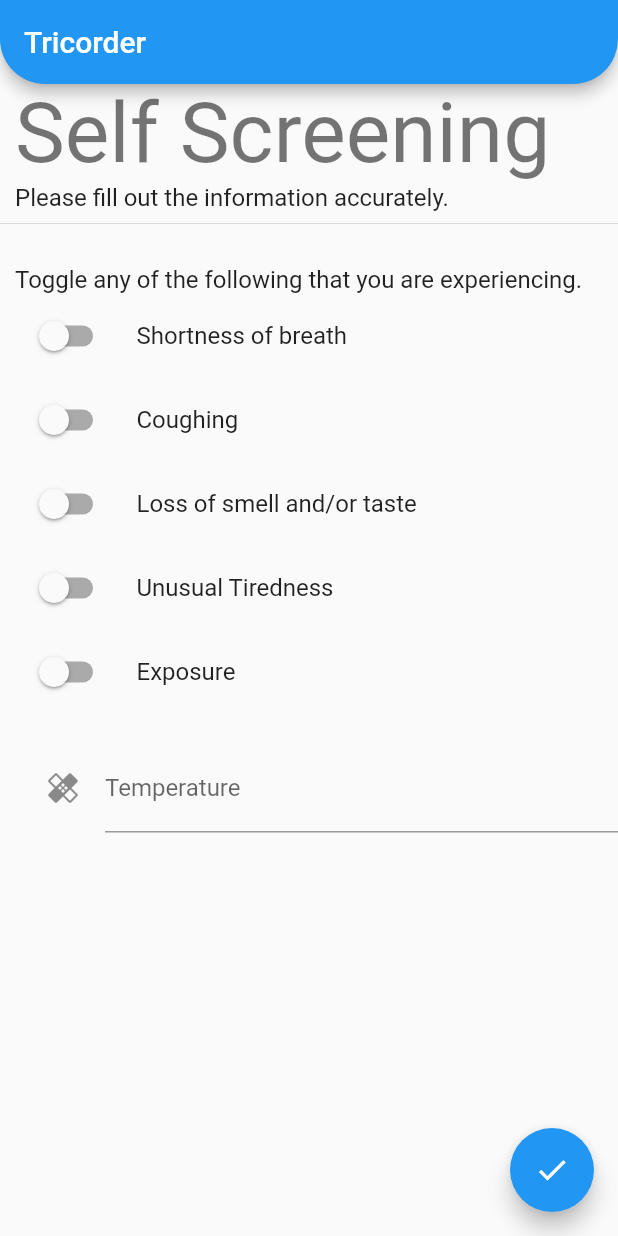
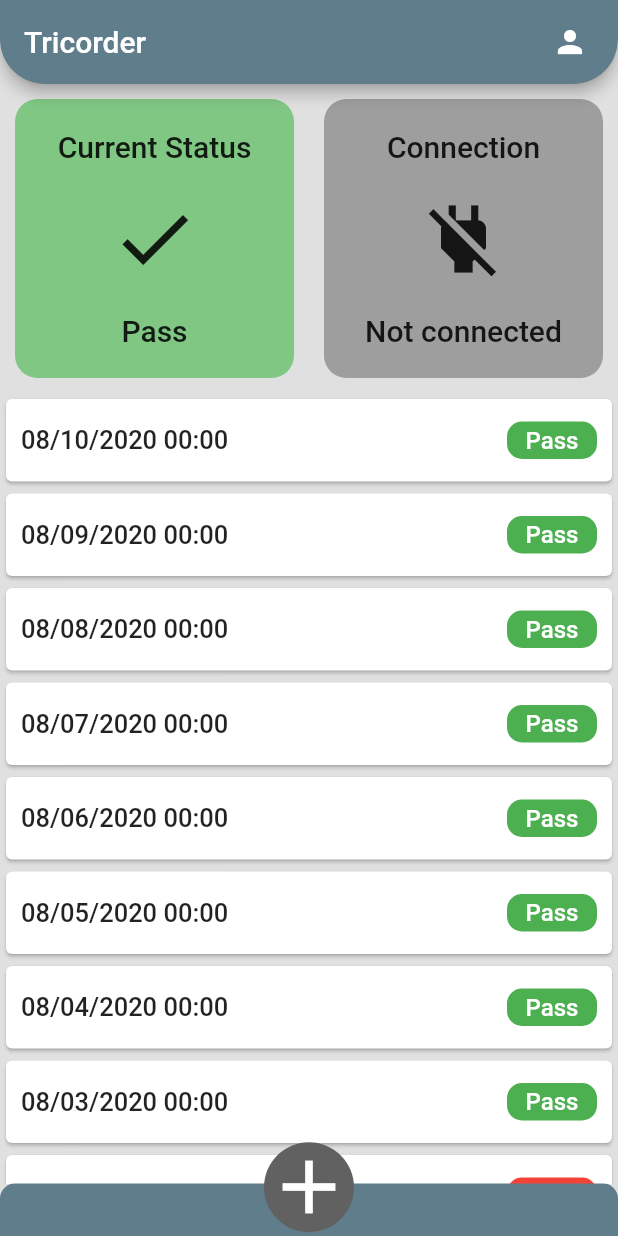
Before and after one commit to tannercrook/wycorder, a Flutter app: the screen it shows after launch, on a phone screen of 412 x 824 dp. Run offline on Flutter 3.47's test engine with Material 2 defaults, Android fonts, the phone set to English and light mode, and no system bars.

Commit message:
Major update.

```diff
--- /dev/null
+++ b/flutter_tricorder/lib/flutter_tricorder.dart
@@ -0,0 +1,2 @@
+export 'src/Reading.dart';
+export 'src/FlutterTricorder.dart';
--- /dev/null
+++ b/flutter_tricorder/lib/src/FlutterTricorder.dart
@@ -0,0 +1,24 @@
+import 'Reading.dart';
+
+class FlutterTricorder {
+
+  FlutterTricorder();
+
+  static List<Reading> getTestData() {
+    List<Reading> testingList = [];
+    for (var i=10; i>=3; i--) {
+      testingList.add(
+        Reading(readingID: i, userGUID: 'DJSLK-KSJDL-WOKNF-LKSND', timeTaken: DateTime(2020, 8, i), status: 'Pass')
+      );
+    }
+    testingList.add(
+      Reading(readingID: 1, userGUID: 'DJSLK-KSJDL-WOKNF-LKSND', timeTaken: DateTime(2020, 8, 1), status: 'Fail')
+    );
+    testingList.add(
+      Reading(readingID: 2, userGUID: 'DJSLK-KSJDL-WOKNF-LKSND', timeTaken: DateTime(2020, 8, 2), status: 'Warn')
+    );
+    return testingList;
+
+  }
+
+}
--- /dev/null
+++ b/flutter_tricorder/lib/src/Reading.dart
@@ -0,0 +1,19 @@
+// Reading.dart
+// Class for Reading
+
+
+class Reading {
+  int readingID;
+  String userGUID;
+  DateTime timeTaken;
+  String status;
+
+  Reading({
+    this.readingID,
+    this.userGUID,
+    this.timeTaken,
+    this.status
+  });
+
+
+}
--- /dev/null
+++ b/lib/DashboardView.dart
@@ -0,0 +1,163 @@
+import 'package:flutter/material.dart';
+import 'package:tricorder/reading.dart';
+import 'package:tricorder/widgets/ReadingTile.dart';
+import 'package:flutter_tricorder/flutter_tricorder.dart';
+
+
+class DashboardView extends StatefulWidget {
+  DashboardView({Key key, this.status, this.connection, this.readings}) : super(key: key);
+
+  final String status;
+  final String connection;
+  final List<Reading> readings;
+
+  @override
+  _DashboardViewState createState() => _DashboardViewState();
+}
+
+class _DashboardViewState extends State<DashboardView> {
+
+  Color statusColor = Colors.teal;
+  IconData statusIcon = Icons.check;
+  IconData connectionIcon = Icons.power;
+  String connectionStatus = 'Connected';
+
+  @override
+  Widget build(BuildContext context) {
+    _preInit();
+    return Stack(
+      children: [Column(
+        children: [
+          GridView.count(
+            crossAxisCount: 2,
+            shrinkWrap: true,
+            children: [
+              Padding(
+                padding: EdgeInsets.all(10),
+                child: Container(
+                  width: 250,
+                  height: 250,
+                  padding: EdgeInsets.all(20),
+                  decoration: BoxDecoration(
+                    color: this.statusColor,
+                    borderRadius: BorderRadius.circular(15)
+                  ),
+                  child: Column(
+                    crossAxisAlignment: CrossAxisAlignment.center,
+                    mainAxisSize: MainAxisSize.max,
+                    mainAxisAlignment: MainAxisAlignment.spaceBetween,
+                    children: [
+                      Text("Current Status", style: Theme.of(context).textTheme.headline6),
+                      Icon(this.statusIcon, size: 60),
+                      Text(this.widget.status, style: Theme.of(context).textTheme.headline6),
+                    ]
+                  ),
+                ),
+              ),
+              Padding(
+                padding: EdgeInsets.all(10),
+                child: Container(
+                  width: 250,
+                  height: 250,
+                  padding: EdgeInsets.all(20),
+                  decoration: BoxDecoration(
+                    color: Colors.grey,
+                    borderRadius: BorderRadius.circular(15)
+                  ),
+                  child: Column(
+                    crossAxisAlignment: CrossAxisAlignment.center,
+                    mainAxisSize: MainAxisSize.max,
+                    mainAxisAlignment: MainAxisAlignment.spaceBetween,
+                    children: [
+                      Text("Connection", style: Theme.of(context).textTheme.headline6),
+                      Icon(this.connectionIcon, size: 60),
+                      Text(this.connectionStatus, style: Theme.of(context).textTheme.headline6),
+                    ]
+                  ),
+                ),
+              ),
+            ],
+          ),
+          Expanded(
+            flex: 1,
+            child: ListView.builder(
+              shrinkWrap: true,
+              itemCount: this.widget.readings.length,
+              itemBuilder: (context, index) {
+                return ReadingTile(timeTaken: this.widget.readings[index].timeTaken, status: this.widget.readings[index].status,);
+              },
+            )
+          ),
+          Container(
+            height: 35,
+            decoration: BoxDecoration(
+              borderRadius: BorderRadius.only(topLeft: Radius.circular(10),topRight: Radius.circular(10), ),
+              color: Theme.of(context).colorScheme.primary,
+            ),
+            child: OverflowBox(
+              maxHeight: 150,
+              minHeight: 80,
+              child: Container(
+                alignment: Alignment.topCenter,
+                height: 90,
+                width: 100,
+                decoration: BoxDecoration(
+                  borderRadius: BorderRadius.circular(50)
+                ),
+                child: FlatButton(
+                  color: Colors.grey[700],
+                  shape: CircleBorder(),
+                  child: Icon(Icons.add, size: 60, color: Colors.white,),
+                  onPressed: () {
+                    Navigator.push(
+                      context,
+                      MaterialPageRoute(builder: (context) => ReadingPage(title: 'New Screening')),
+                    );
+                  },
+                ),
+              ),
+            ),
+          )
+        ],
+      ),
+
+      ]
+    );
+  }
+
+  void _preInit() {
+    switch (this.widget.status) {
+      case 'Pass': {
+        this.statusColor = Colors.green[300];
+        this.statusIcon = Icons.check;
+      }
+      break;
+      case 'Warn': {
+        this.statusColor = Colors.amber[300];
+        this.statusIcon = Icons.warning;
+      }
+      break;
+      case 'Fail': {
+        this.statusColor = Colors.red[300];
+        this.statusIcon = Icons.error;
+      }
+      break;
+      default: {
+        this.statusColor = Colors.grey;
+        this.statusIcon = Icons.error;
+      }
+    }
+
+    // Connection
+    if (this.widget.connection != null) {
+      this.connectionIcon = Icons.power;
+      this.connectionStatus = this.widget.connection;
+    } else {
+      this.connectionIcon = Icons.power_off;
+      this.connectionStatus = 'Not connected';
+    }
+
+  }
+
+
+}
--- a/lib/main.dart
+++ b/lib/main.dart
@@ -1,4 +1,6 @@
 import 'package:flutter/material.dart';
+import 'package:tricorder/DashboardView.dart';
+import 'package:flutter_tricorder/flutter_tricorder.dart';
 import 'package:tricorder/reading.dart';
 
 void main() => runApp(MyApp());
@@ -10,9 +12,11 @@ class MyApp extends StatelessWidget {
     return MaterialApp(
       title: 'Tricorder',
       theme: ThemeData(
-        primarySwatch: Colors.blue,
+        primarySwatch: Colors.blueGrey,
+        canvasColor: Colors.grey[300]
       ),
-      home: ReadingPage(title: 'Tricorder'),
+      home: MyHomePage(title: 'Tricorder'),
+      debugShowCheckedModeBanner: false,
     );
   }
 }
@@ -36,13 +40,19 @@ class _MyHomePageState extends State<MyHomePage> {
     return Scaffold(
       appBar: AppBar(
         title: Text(widget.title),
+        actions: [
+          Padding(
+            padding: EdgeInsets.only(right: 20),
+            child: Icon(Icons.person)
+          )
+        ],
         shape: RoundedRectangleBorder(
           borderRadius: BorderRadius.vertical(
             bottom: Radius.circular(30)
           )
         ),
       ),
-      body: ReadingPage()
+      body: DashboardView(status: 'Pass', connection: null, readings: FlutterTricorder.getTestData(),),
     );
   }
 }
--- /dev/null
+++ b/lib/widgets/ReadingTile.dart
@@ -0,0 +1,48 @@
+import 'package:flutter/material.dart';
+import 'package:intl/intl.dart';
+
+class ReadingTile extends StatelessWidget {
+  ReadingTile({Key key, this.timeTaken, this.status}) : super(key: key);
+  final DateTime timeTaken;
+  final String status;
+  @override
+  Widget build(BuildContext context) {
+    Color statusColor = Colors.black;
+    switch (this.status) {
+      case 'Pass':
+        statusColor = Colors.green;
+        break;
+      case 'Warn':
+        statusColor = Colors.amber;
+        break;
+      case 'Fail':
+        statusColor = Colors.red;
+        break;
+      default:
+        statusColor = Colors.red;
+    }
+    return Card(
+      child: Container(
+        padding: EdgeInsets.only(left: 10, right: 10, top: 15, bottom: 15),
+        child: Row(
+          crossAxisAlignment: CrossAxisAlignment.center,
+          mainAxisAlignment: MainAxisAlignment.spaceBetween,
+          mainAxisSize: MainAxisSize.max,
+          children: [
+            Text(DateFormat('MM/dd/yyyy HH:mm').format(this.timeTaken.toLocal()), style: Theme.of(context).textTheme.bodyText1.copyWith(fontSize: 17),),
+            Container(
+              width: 60,
+              alignment: Alignment.center,
+              padding: EdgeInsets.only(left: 10, right: 10, top: 3, bottom: 3),
+              decoration: BoxDecoration(
+                color: statusColor,
+                borderRadius: BorderRadius.circular(10)
+              ),
+              child: Text(this.status, style: Theme.of(context).textTheme.bodyText1.copyWith(color: Colors.white, fontSize: 16),),
+            ),
+          ],
+        ),
+      )
+    );
+  }
+}
--- a/pubspec.yaml
+++ b/pubspec.yaml
@@ -19,6 +19,9 @@ environment:
 dependencies:
   flutter:
     sdk: flutter
+  intl: ^0.16.1
+  flutter_tricorder:
+    path: ./flutter_tricorder
 
 
   # The following adds the Cupertino Icons font to your application.
```
Also changed, not shown: flutter_tricorder/pubspec.yaml (added, +14 -0 lines), flutter_tricorder/pubspec.lock (added), pubspec.lock, 1 other file.
